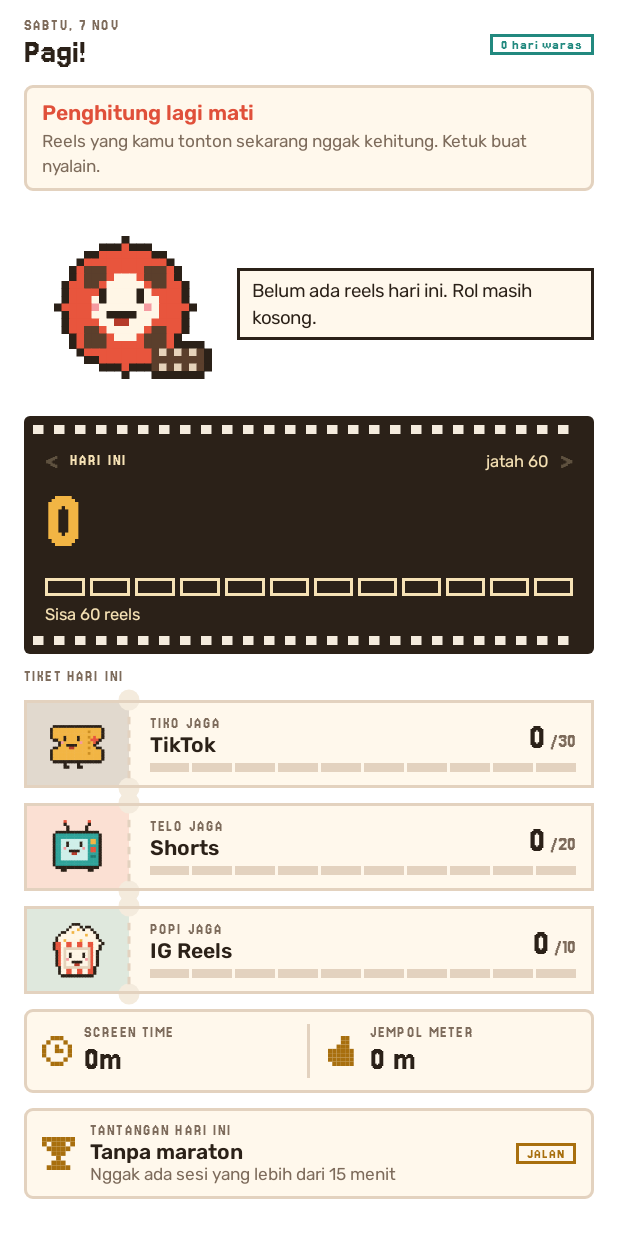
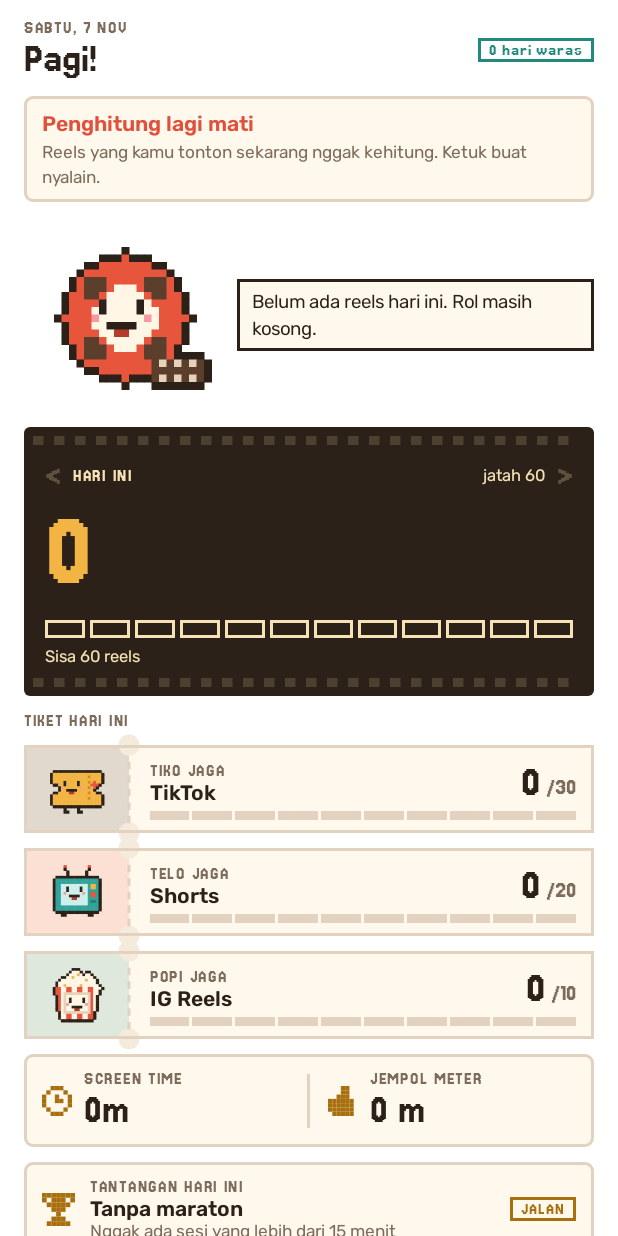
Before and after one commit to OneillAlim/reelo, an Android app built with Jetpack Compose: the composable Home shown on its own in the app's theme, on a phone screen of 412 x 824 dp. Run offline under Robolectric (Android 15) with nearby library versions, the phone set to English and light mode, and no system bars.

Commit message:
Dicek di HP: font lebih besar, maskot minggir dari tombol, angka naik-turun
- Teks pixel dikali PX=1.2 (Jersey 15 lebih kecil dari Pixelify di sp yang sama)
- Bohlam marquee yang mati dibikin redup biar yang nyala kontras
- Di app reels maskot melayang dibatasi ke atas kolom tombol (kanan 10-26%, kiri 10-60%)
- Maskot bangun sendiri setelah tidur, dan bangun tiap hitungan nambah
- Fix: timer tidur dari sebelum Pause Card bikin maskot ketiduran pas dipegang
  (view.removeCallbacks nggak jalan kalau view lagi lepas; pindah ke Handler sendiri)
- Nyapa juga pas maskot dipasang ulang dengan karakter beda
- Seluruh baris Tema bisa ditap
- Angka di Beranda dan badge maskot naik-turun, makin kenceng makin dekat jatah (Bob)

Dicek di Xiaomi 14T: Beranda Siang/Malam, Insight, Saya, Pengaturan, Lemari,
maskot di TikTok, Pause Card, Coret 1. Detail di CHANGELOG.md.

Co-Authored-By: Claude Opus 5.5 <noreply@anthropic.com>

```diff
--- a/app/src/main/java/app/reelo/ReelService.kt
+++ b/app/src/main/java/app/reelo/ReelService.kt
@@ -213,7 +213,7 @@ class ReelService : AccessibilityService(), SharedPreferences.OnSharedPreference
         val app = App.of(fgPkg)
         val n = if (app != null) counts.getValue(app) else counts.values.sum()
         val limit = if (app != null) p.limit(app) else p.totalLimit
-        f.show(Stats.mood(n, limit), n, p.mascotFor(app), Stats.heat(n, limit))
+        f.show(Stats.mood(n, limit), n, p.mascotFor(app), Stats.heat(n, limit), reel = app != null)
     }
 
     private fun line(): String {
--- a/app/src/main/java/app/reelo/Theme.kt
+++ b/app/src/main/java/app/reelo/Theme.kt
@@ -30,6 +30,8 @@ val Cream = Color(0xFFFFF6E6)
 val LocalPal = staticCompositionLocalOf { Day }
 val LocalReduce = staticCompositionLocalOf { false }
 
+/** Jersey 15 lebih kecil dari Pixelify di ukuran sp yang sama; semua teks pixel dikali ini. */
+const val PX = 1.2f
 val PixelFont = FontFamily(Font(R.font.jersey, FontWeight.SemiBold))
 val BodyFont = FontFamily(Font(R.font.rubik, FontWeight.Normal), Font(R.font.rubik_semibold, FontWeight.SemiBold))
 
--- a/app/src/main/java/app/reelo/ui/Home.kt
+++ b/app/src/main/java/app/reelo/ui/Home.kt
@@ -7,6 +7,7 @@ import androidx.compose.foundation.layout.height
 import androidx.compose.foundation.layout.width
 import androidx.compose.runtime.mutableStateOf
 import androidx.compose.ui.graphics.graphicsLayer
+import app.reelo.Bob
 import app.reelo.Challenge
 import app.reelo.Cream
 import app.reelo.LocalReduce
@@ -149,7 +150,7 @@ fun Home(onApp: (App) -> Unit, onRecap: () -> Unit) {
         n > limit -> "${dayName(date, today)} tembus $n. Hari ini pasti bisa lebih santai."
         else -> "${dayName(date, today)}: $n reels, masih di bawah jatah."
     }
-    val t = ticker(on = heat > 0 || chase.value >= 0f)
+    val t = ticker()
 
     Box(Modifier.fillMaxSize()) {
         Screen {
@@ -196,7 +197,7 @@ fun Home(onApp: (App) -> Unit, onRecap: () -> Unit) {
                     else -> pal.mus
                 }
                 Box(Modifier.clickable(onClickLabel = "Putar ulang angka") { spin++ }) {
-                    Odometer(if (spin > 0 && spinning(spin)) 0 else n, 60.sp, numCol, glow = pal.night || heat >= 2)
+                    Odometer(if (spin > 0 && spinning(spin)) 0 else n, 64.sp, numCol, glow = pal.night || heat >= 2) { i -> if (di == 0 && n > 0) Bob.lift(t, heat, i) else 0f }
                 }
                 Frames(n, limit)
                 Row(Modifier.fillMaxWidth().padding(top = 6.dp)) {
--- a/app/src/main/java/app/reelo/ui/Kit.kt
+++ b/app/src/main/java/app/reelo/ui/Kit.kt
@@ -68,6 +68,7 @@ import app.reelo.LocalReduce
 import app.reelo.Mascot
 import app.reelo.Mood
 import app.reelo.PixelFont
+import app.reelo.PX
 import app.reelo.Prefs
 import app.reelo.Sprite
 import kotlinx.coroutines.delay
@@ -89,14 +90,14 @@ fun Txt(text: String, size: TextUnit = 13.sp, color: Color = LocalPal.current.fg
 
 @Composable
 fun Px(text: String, size: TextUnit = 15.sp, color: Color = LocalPal.current.fg, modifier: Modifier = Modifier, align: TextAlign? = null) =
-    BasicText(text, modifier, TextStyle(color = color, fontSize = size, fontFamily = PixelFont, fontWeight = FontWeight.SemiBold, lineHeight = size * 1.15f, textAlign = align ?: TextAlign.Unspecified))
+    BasicText(text, modifier, TextStyle(color = color, fontSize = size * PX, fontFamily = PixelFont, fontWeight = FontWeight.SemiBold, lineHeight = size * PX * 1.15f, textAlign = align ?: TextAlign.Unspecified))
 
 @Composable
 fun Small(text: String, modifier: Modifier = Modifier, color: Color = LocalPal.current.muted) = Txt(text, 11.5.sp, color, modifier = modifier)
 
 @Composable
 fun Lbl(text: String, color: Color = LocalPal.current.muted) =
-    BasicText(text.uppercase(), style = TextStyle(color = color, fontSize = 10.5.sp, fontFamily = PixelFont, letterSpacing = 1.5.sp))
+    BasicText(text.uppercase(), style = TextStyle(color = color, fontSize = 10.5.sp * PX, fontFamily = PixelFont, letterSpacing = 1.2.sp))
 
 @Composable
 fun Big(text: String, size: TextUnit = 22.sp, color: Color = LocalPal.current.fg) = Px(text, size, color)
@@ -177,7 +178,7 @@ fun Btn(text: String, modifier: Modifier = Modifier.fillMaxWidth(), ghost: Boole
 @Composable
 fun Pill(text: String, color: Color, modifier: Modifier = Modifier) =
     Box(modifier.border(2.dp, color).padding(horizontal = 7.dp, vertical = 2.dp)) {
-        BasicText(text, style = TextStyle(color = color, fontSize = 10.sp, fontFamily = PixelFont, fontWeight = FontWeight.SemiBold, letterSpacing = .6.sp))
+        BasicText(text, style = TextStyle(color = color, fontSize = 10.sp * PX, fontFamily = PixelFont, fontWeight = FontWeight.SemiBold, letterSpacing = .6.sp))
     }
 
 @Composable
@@ -240,15 +241,16 @@ fun MascotView(mood: Mood, px: Dp, modifier: Modifier = Modifier, mascot: Mascot
 
 /** Angka yang berputar per digit kayak penghitung tiket. */
 @Composable
-fun Odometer(value: Int, size: TextUnit, color: Color, glow: Boolean = false) {
+fun Odometer(value: Int, base: TextUnit, color: Color, glow: Boolean = false, lift: (Int) -> Float = { 0f }) {
+    val size = base * PX
     val h = with(LocalDensity.current) { size.toDp() }
     val style = TextStyle(fontSize = size, lineHeight = size, fontFamily = PixelFont, fontWeight = FontWeight.SemiBold, color = color,
         lineHeightStyle = LineHeightStyle(LineHeightStyle.Alignment.Center, LineHeightStyle.Trim.Both),
         shadow = if (glow) Shadow(Color(0x99FFC458), blurRadius = 28f) else null)
     Row {
-        value.toString().forEach { ch ->
+        value.toString().forEachIndexed { i, ch ->
             val a by animateFloatAsState((ch - '0').toFloat(), tween(450, easing = steps(6)), label = "odo")
-            Box(Modifier.height(h).clipToBounds()) {
+            Box(Modifier.offset { IntOffset(0, lift(i).dp.roundToPx()) }.height(h).clipToBounds()) {
                 Column(Modifier.wrapContentHeight(Alignment.Top, unbounded = true).offset { IntOffset(0, (-a * h.toPx()).roundToInt()) }) {
                     for (d in 0..9) BasicText("$d", Modifier.height(h), style)
                 }
@@ -326,7 +328,7 @@ fun Modifier.marquee(p: app.reelo.Pal, lit: Float, heat: Int, t: Long, chase: Fl
     val head = if (chase >= 0f) chase * cols * 4 else -99f // dua putaran keliling (atas lalu bawah balik)
     for (row in 0..1) for (i in 0 until cols) {
         val x = e + i * w * 2; val y = if (row == 0) e else size.height - e - hh
-        var c = if (i < on) base else p.hole
+        var c = if (i < on) base else p.filmFg.copy(alpha = .16f) // bohlam mati: redup biar yang nyala kerasa nyala
         if (i < on && per > 0) {
             val k = t / per
             val dim = when (heat) { 1 -> (i * 7 + row * 3 + k) % 5 == 0L; else -> (i + row + k) % 2 == 0L }
@@ -336,7 +338,7 @@ fun Modifier.marquee(p: app.reelo.Pal, lit: Float, heat: Int, t: Long, chase: Fl
         val d = ((head - pos) % (2 * cols) + 2 * cols) % (2 * cols)
         if (head > -99f && d < 3f) c = Cream.copy(alpha = 1f - d / 4f)
         drawRect(c, Offset(x, y), Size(w, hh))
-        if (p.night && c != p.hole) drawRect(c.copy(alpha = .25f), Offset(x - 2.dp.toPx(), y - 2.dp.toPx()), Size(w + 4.dp.toPx(), hh + 4.dp.toPx()))
+        if (p.night && i < on) drawRect(c.copy(alpha = .25f), Offset(x - 2.dp.toPx(), y - 2.dp.toPx()), Size(w + 4.dp.toPx(), hh + 4.dp.toPx()))
     }
 }
 
--- a/app/src/main/java/app/reelo/ui/Settings.kt
+++ b/app/src/main/java/app/reelo/ui/Settings.kt
@@ -108,7 +108,9 @@ fun SettingsScreen(onBack: () -> Unit, onTema: () -> Unit) {
             Health(!hasInternet(ctx), if (hasInternet(ctx)) "Punya izin internet" else "Tanpa izin internet", "Dicek langsung dari manifest app ini.")
         }
         Card {
-            SettingRow("Tema", when (p.theme) { ThemeMode.AUTO -> "Ikut HP"; ThemeMode.DAY -> "Siang"; ThemeMode.NIGHT -> "Bioskop Malam" }) { Px(">", 18.sp, modifier = Modifier.clickable(onClick = onTema)) }
+            Box(Modifier.clickable(role = Role.Button, onClickLabel = "Ganti tema", onClick = onTema)) {
+                SettingRow("Tema", when (p.theme) { ThemeMode.AUTO -> "Ikut HP"; ThemeMode.DAY -> "Siang"; ThemeMode.NIGHT -> "Bioskop Malam" }) { Px(">", 18.sp) }
+            }
             Lbl("Maskot")
             Small("Tiap app punya penjaga sendiri. Maskot melayang ganti otomatis pas kamu pindah app.")
             (listOf<App?>(null) + App.entries).forEach { app ->
@@ -139,7 +141,7 @@ fun SettingsScreen(onBack: () -> Unit, onTema: () -> Unit) {
             if (asking) {
                 Small("Ketik HAPUS buat konfirmasi. Ini nggak bisa dibatalkan.")
                 BasicTextField(confirm, { confirm = it }, Modifier.fillMaxWidth().border(2.dp, pal.fg).padding(8.dp),
-                    textStyle = TextStyle(color = pal.fg, fontSize = 15.sp, fontFamily = PixelFont), singleLine = true, cursorBrush = SolidColor(pal.fg))
+                    textStyle = TextStyle(color = pal.fg, fontSize = 18.sp, fontFamily = PixelFont), singleLine = true, cursorBrush = SolidColor(pal.fg))
                 if (confirm.trim() == "HAPUS") Btn("Hapus sekarang") {
                     Db.get(ctx).clear(); p.clearAll(); confirm = ""; asking = false; Live.bump()
                 }
```
Also changed, not shown: app/src/main/java/app/reelo/Overlay.kt (+54 -23 lines), app/src/main/java/app/reelo/Stats.kt (+15 -0 lines), 3 other files.
